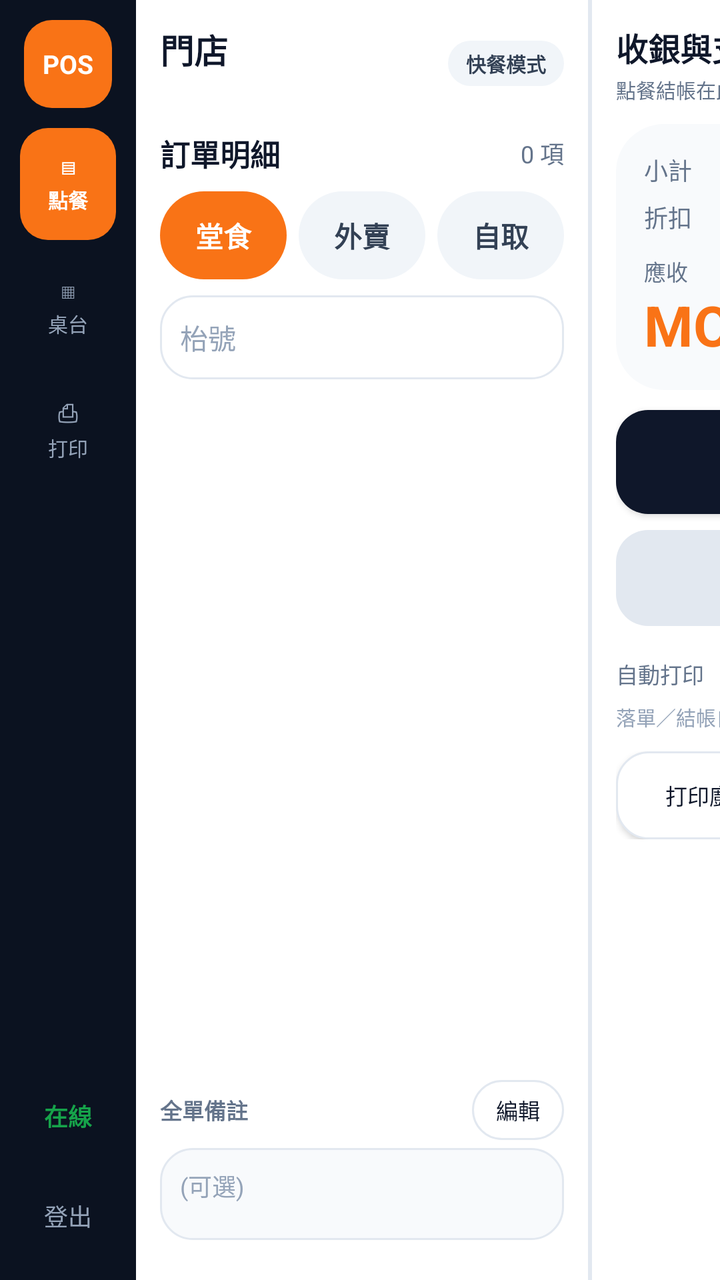
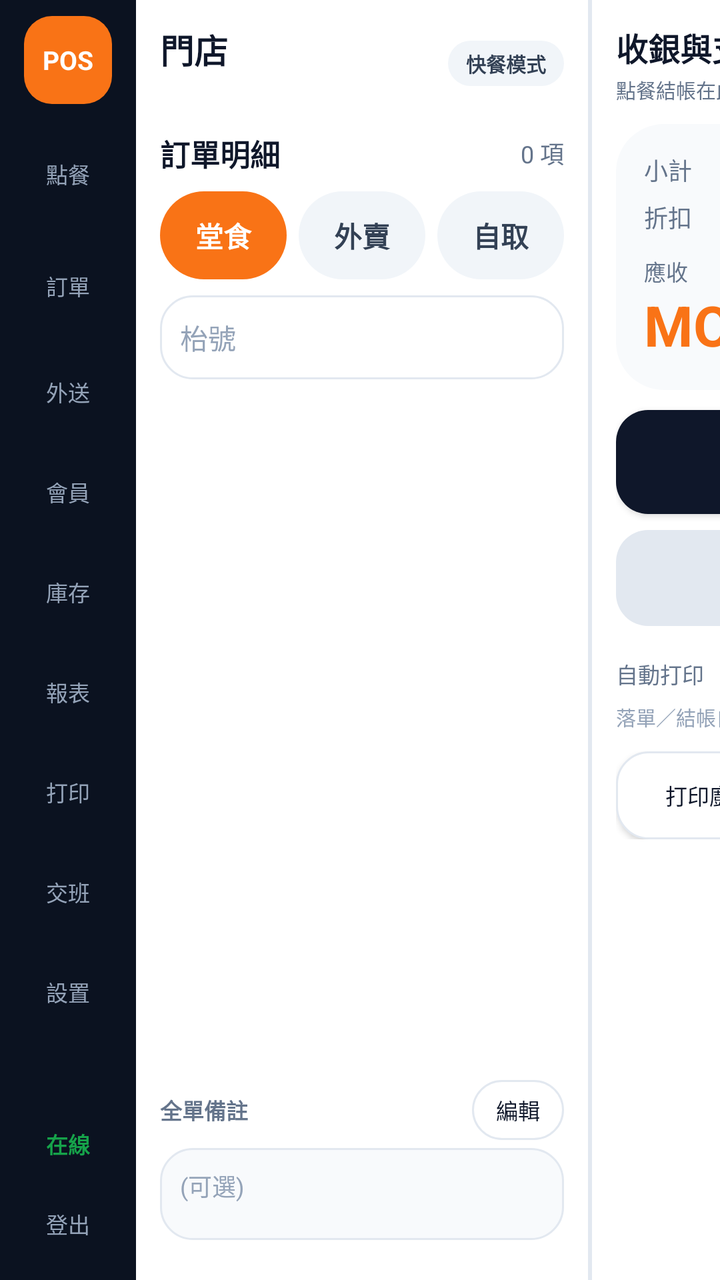

Before-and-after screenshots of an Android layout around one commit, followed by the original layout XML and the change that was made.
<!-- AndroidManifest.xml: application theme Theme.MacauposNative -->
<!-- res/layout/activity_order.xml -->
<?xml version="1.0" encoding="utf-8"?>
    <LinearLayout xmlns:android="http://schemas.android.com/apk/res/android"
    android:layout_width="match_parent"
    android:layout_height="match_parent"
    android:orientation="horizontal"
    android:fitsSystemWindows="true"
    android:background="@color/bg_screen">

    
    <LinearLayout
        android:layout_width="68dp"
        android:layout_height="match_parent"
        android:background="@color/rail_bg"
        android:gravity="center_horizontal"
        android:orientation="vertical"
        android:paddingTop="10dp">

        <TextView
            android:layout_width="44dp"
            android:layout_height="44dp"
            android:background="@drawable/bg_rail_active"
            android:gravity="center"
            android:text="POS"
            android:textColor="@color/card"
            android:textSize="13sp"
            android:textStyle="bold" />

        <TextView
            android:id="@+id/railOrder"
            android:layout_width="48dp"
            android:layout_height="56dp"
            android:layout_marginTop="10dp"
            android:background="@drawable/bg_rail_active"
            android:gravity="center"
            android:lineSpacingExtra="2dp"
            android:text="▤\n點餐"
            android:textColor="@color/rail_text_active"
            android:textSize="10sp"
            android:textStyle="bold" />

        <TextView
            android:id="@+id/railTables"
            android:layout_width="48dp"
            android:layout_height="56dp"
            android:layout_marginTop="6dp"
            android:gravity="center"
            android:lineSpacingExtra="2dp"
            android:text="▦\n桌台"
            android:textColor="@color/rail_text"
            android:textSize="10sp" />

        <TextView
            android:id="@+id/railPrint"
            android:layout_width="48dp"
            android:layout_height="56dp"
            android:layout_marginTop="6dp"
            android:gravity="center"
            android:lineSpacingExtra="2dp"
            android:text="⎙\n打印"
            android:textColor="@color/rail_text"
            android:textSize="10sp" />

        <Space
            android:layout_width="match_parent"
            android:layout_height="0dp"
            android:layout_weight="1" />

        <TextView
            android:id="@+id/railOnline"
            android:layout_width="48dp"
            android:layout_height="44dp"
            android:gravity="center"
            android:text="在線"
            android:textColor="@color/ok_green"
            android:textSize="12sp"
            android:textStyle="bold" />

        <TextView
            android:id="@+id/railLogout"
            android:layout_width="48dp"
            android:layout_height="48dp"
            android:layout_marginTop="4dp"
            android:layout_marginBottom="8dp"
            android:gravity="center"
            android:text="登出"
            android:textColor="@color/rail_text"
            android:textSize="12sp" />
    </LinearLayout>

    
    <LinearLayout
        android:layout_width="226dp"
        android:layout_height="match_parent"
        android:orientation="vertical"
        android:background="@color/card"
        android:paddingHorizontal="12dp"
        android:paddingBottom="10dp">

        <LinearLayout
            android:layout_width="match_parent"
            android:layout_height="wrap_content"
            android:layout_marginTop="12dp"
            android:gravity="center_vertical"
            android:orientation="horizontal">

            <LinearLayout
                android:layout_width="0dp"
                android:layout_height="wrap_content"
                android:layout_weight="1"
                android:orientation="vertical">

                <TextView
                    android:id="@+id/txtStoreName"
                    android:layout_width="wrap_content"
                    android:layout_height="wrap_content"
                    android:ellipsize="end"
                    android:maxLines="1"
                    android:text="門店"
                    android:textColor="@color/slate_900"
                    android:textSize="17sp"
                    android:textStyle="bold" />

                <TextView
                    android:id="@+id/txtStoreNo"
                    android:layout_width="wrap_content"
                    android:layout_height="wrap_content"
                    android:textColor="@color/text_faint"
                    android:textSize="11sp" />
            </LinearLayout>

            <TextView
                android:layout_width="wrap_content"
                android:layout_height="wrap_content"
                android:background="@drawable/bg_pill_mode"
                android:paddingHorizontal="9dp"
                android:paddingVertical="4dp"
                android:text="快餐模式"
                android:textColor="@color/slate_700"
                android:textSize="10sp"
                android:textStyle="bold" />
        </LinearLayout>

        <LinearLayout
            android:layout_width="match_parent"
            android:layout_height="wrap_content"
            android:layout_marginTop="14dp"
            android:gravity="center_vertical"
            android:orientation="horizontal">

            <TextView
                android:layout_width="0dp"
                android:layout_height="wrap_content"
                android:layout_weight="1"
                android:text="訂單明細"
                android:textColor="@color/slate_900"
                android:textSize="15sp"
                android:textStyle="bold" />

            <TextView
                android:id="@+id/txtOrderCount"
                android:layout_width="wrap_content"
                android:layout_height="wrap_content"
                android:text="0 項"
                android:textColor="@color/text_secondary"
                android:textSize="12sp" />
        </LinearLayout>

        
        <LinearLayout
            android:layout_width="match_parent"
            android:layout_height="wrap_content"
            android:layout_marginTop="8dp"
            android:orientation="horizontal">

            <TextView
                android:id="@+id/btnDineIn"
                android:layout_width="0dp"
                android:layout_height="44dp"
                android:layout_weight="1"
                android:background="@drawable/bg_chip_selected"
                android:gravity="center"
                android:text="堂食"
                android:textColor="@color/card"
                android:textSize="14sp"
                android:textStyle="bold" />

            <TextView
                android:id="@+id/btnTakeaway"
                android:layout_width="0dp"
                android:layout_height="44dp"
                android:layout_marginStart="6dp"
                android:layout_weight="1"
                android:background="@drawable/bg_chip_normal"
                android:gravity="center"
                android:text="外賣"
                android:textColor="@color/slate_700"
                android:textSize="14sp"
                android:textStyle="bold" />

            <TextView
                android:id="@+id/btnPickup"
                android:layout_width="0dp"
                android:layout_height="44dp"
                android:layout_marginStart="6dp"
                android:layout_weight="1"
                android:background="@drawable/bg_chip_normal"
                android:gravity="center"
                android:text="自取"
                android:textColor="@color/slate_700"
                android:textSize="14sp"
                android:textStyle="bold" />
        </LinearLayout>

        <EditText
            android:id="@+id/inputTable"
            android:layout_width="match_parent"
            android:layout_height="42dp"
            android:layout_marginTop="8dp"
            android:background="@drawable/bg_btn_outline"
            android:hint="枱號"
            android:inputType="text"
            android:paddingHorizontal="10dp"
            android:textColor="@color/text_primary"
            android:textColorHint="@color/text_faint"
            android:textSize="14sp" />

        
        <FrameLayout
            android:layout_width="match_parent"
            android:layout_height="0dp"
            android:layout_weight="1"
            android:layout_marginTop="8dp">

            <androidx.recyclerview.widget.RecyclerView
                android:id="@+id/cartList"
                android:layout_width="match_parent"
                android:layout_height="match_parent"
                android:clipToPadding="false" />

            <TextView
                android:id="@+id/txtEmpty"
                android:layout_width="match_parent"
                android:layout_height="120dp"
                android:background="@drawable/bg_empty_state"
                android:gravity="center"
                android:padding="10dp"
                android:text="請從右側商品區加入菜品"
                android:textColor="@color/text_secondary"
                android:textSize="12sp"
                android:visibility="gone" />
        </FrameLayout>

        
        <LinearLayout
            android:layout_width="match_parent"
            android:layout_height="wrap_content"
            android:layout_marginTop="4dp"
            android:gravity="center_vertical"
            android:orientation="horizontal">

            <TextView
                android:layout_width="0dp"
                android:layout_height="wrap_content"
                android:layout_weight="1"
                android:text="全單備註"
                android:textColor="@color/text_secondary"
                android:textSize="11sp"
                android:textStyle="bold" />

            <TextView
                android:id="@+id/btnEditNote"
                android:layout_width="wrap_content"
                android:layout_height="30dp"
                android:background="@drawable/bg_btn_outline"
                android:gravity="center"
                android:paddingHorizontal="12dp"
                android:text="編輯"
                android:textColor="@color/text_primary"
                android:textSize="11sp" />
        </LinearLayout>

        <TextView
            android:id="@+id/txtOrderNote"
            android:layout_width="match_parent"
            android:layout_height="wrap_content"
            android:layout_marginTop="4dp"
            android:layout_marginBottom="10dp"
            android:background="@drawable/bg_cart_row"
            android:minHeight="46dp"
            android:padding="10dp"
            android:text="(可選)"
            android:textColor="@color/text_faint"
            android:textSize="12sp" />
    </LinearLayout>

    <View
        android:layout_width="1dp"
        android:layout_height="match_parent"
        android:background="@color/card_border" />

    
    <LinearLayout
        android:layout_width="0dp"
        android:layout_height="match_parent"
        android:layout_weight="1"
        android:orientation="vertical"
        android:background="@color/bg_screen">

        <LinearLayout
            android:layout_width="match_parent"
            android:layout_height="wrap_content"
            android:orientation="vertical"
            android:background="@color/card"
            android:paddingHorizontal="10dp"
            android:paddingVertical="8dp">

            <LinearLayout
                android:layout_width="match_parent"
                android:layout_height="wrap_content"
                android:gravity="center_vertical"
                android:orientation="horizontal">

                <HorizontalScrollView
                    android:layout_width="0dp"
                    android:layout_height="wrap_content"
                    android:layout_weight="1"
                    android:scrollbars="none">

                    <LinearLayout
                        android:id="@+id/chipsCategory"
                        android:layout_width="wrap_content"
                        android:layout_height="wrap_content"
                        android:orientation="horizontal" />
                </HorizontalScrollView>

                <EditText
                    android:id="@+id/txtSearch"
                    android:layout_width="118dp"
                    android:layout_height="38dp"
                    android:layout_marginStart="8dp"
                    android:background="@drawable/bg_btn_outline"
                    android:hint="搜尋商品"
                    android:inputType="text"
                    android:paddingHorizontal="10dp"
                    android:singleLine="true"
                    android:textColor="@color/text_primary"
                    android:textColorHint="@color/text_faint"
                    android:textSize="12sp" />
            </LinearLayout>
        </LinearLayout>

        <androidx.recyclerview.widget.RecyclerView
            android:id="@+id/recyclerMenu"
            android:layout_width="match_parent"
            android:layout_height="0dp"
            android:layout_weight="1"
            android:clipToPadding="false"
            android:padding="6dp" />
    </LinearLayout>

    <View
        android:layout_width="1dp"
        android:layout_height="match_parent"
        android:background="@color/card_border" />

    
    <LinearLayout
        android:layout_width="240dp"
        android:layout_height="match_parent"
        android:orientation="vertical"
        android:background="@color/card"
        android:padding="12dp">

        <TextView
            android:layout_width="wrap_content"
            android:layout_height="wrap_content"
            android:text="收銀與支付"
            android:textColor="@color/slate_900"
            android:textSize="16sp"
            android:textStyle="bold" />

        <TextView
            android:id="@+id/txtPayHint"
            android:layout_width="match_parent"
            android:layout_height="wrap_content"
            android:layout_marginTop="2dp"
            android:text="點餐結帳在此；線上／線下訂單見螢幕下方"
            android:textColor="@color/text_secondary"
            android:textSize="10sp" />

        <LinearLayout
            android:layout_width="match_parent"
            android:layout_height="wrap_content"
            android:layout_marginTop="10dp"
            android:background="@drawable/bg_summary"
            android:orientation="vertical"
            android:padding="14dp">

            <LinearLayout
                android:layout_width="match_parent"
                android:layout_height="wrap_content"
                android:orientation="horizontal">

                <TextView
                    android:layout_width="0dp"
                    android:layout_height="wrap_content"
                    android:layout_weight="1"
                    android:text="小計"
                    android:textColor="@color/text_secondary"
                    android:textSize="12sp" />

                <TextView
                    android:id="@+id/txtSubtotal"
                    android:layout_width="wrap_content"
                    android:layout_height="wrap_content"
                    android:text="MOP 0.00"
                    android:textColor="@color/slate_900"
                    android:textSize="13sp"
                    android:textStyle="bold" />
            </LinearLayout>

            <LinearLayout
                android:layout_width="match_parent"
                android:layout_height="wrap_content"
                android:layout_marginTop="6dp"
                android:orientation="horizontal">

                <TextView
                    android:layout_width="0dp"
                    android:layout_height="wrap_content"
                    android:layout_weight="1"
                    android:text="折扣"
                    android:textColor="@color/text_secondary"
                    android:textSize="12sp" />

                <TextView
                    android:id="@+id/txtDiscount"
                    android:layout_width="wrap_content"
                    android:layout_height="wrap_content"
                    android:text="-MOP 0.00"
                    android:textColor="@color/slate_900"
                    android:textSize="13sp"
                    android:textStyle="bold" />
            </LinearLayout>

            <TextView
                android:layout_width="wrap_content"
                android:layout_height="wrap_content"
                android:layout_marginTop="10dp"
                android:text="應收"
                android:textColor="@color/text_secondary"
                android:textSize="11sp" />

            <TextView
                android:id="@+id/txtCartTotal"
                android:layout_width="wrap_content"
                android:layout_height="wrap_content"
                android:text="MOP 0.00"
                android:textColor="@color/accent"
                android:textSize="28sp"
                android:textStyle="bold" />
        </LinearLayout>

        <Button
            android:id="@+id/btnSettle"
            android:layout_width="match_parent"
            android:layout_height="52dp"
            android:layout_marginTop="10dp"
            android:background="@drawable/bg_btn_dark"
            android:text="去結帳"
            android:textColor="@color/card"
            android:textSize="16sp"
            android:textStyle="bold" />

            <Button
                android:id="@+id/btnSend"
                android:layout_width="match_parent"
                android:layout_height="48dp"
                android:layout_marginTop="8dp"
                android:background="@drawable/bg_btn_accent"
                android:enabled="false"
                android:text="下單"
                android:textColor="@color/btn_text_on_accent"
                android:textSize="15sp"
                android:textStyle="bold" />

        
        <LinearLayout
            android:layout_width="match_parent"
            android:layout_height="wrap_content"
            android:layout_marginTop="12dp"
            android:gravity="center_vertical"
            android:orientation="horizontal">

            <TextView
                android:layout_width="0dp"
                android:layout_height="wrap_content"
                android:layout_weight="1"
                android:text="自動打印"
                android:textColor="@color/text_secondary"
                android:textSize="11sp" />

            <TextView
                android:id="@+id/txtAutoPrint"
                android:layout_width="36dp"
                android:layout_height="24dp"
                android:background="@drawable/bg_pill_on_solid"
                android:gravity="center"
                android:text="開"
                android:textColor="@color/card"
                android:textSize="11sp"
                android:textStyle="bold" />
        </LinearLayout>

        <TextView
            android:id="@+id/txtAutoPrintHint"
            android:layout_width="match_parent"
            android:layout_height="wrap_content"
            android:layout_marginTop="2dp"
            android:text="落單／結帳自動出單"
            android:textColor="@color/text_faint"
            android:textSize="10sp" />

        <LinearLayout
            android:layout_width="match_parent"
            android:layout_height="wrap_content"
            android:layout_marginTop="10dp"
            android:orientation="horizontal">

            <Button
                android:id="@+id/btnPrintKitchen"
                android:layout_width="0dp"
                android:layout_height="44dp"
                android:layout_weight="1"
                android:background="@drawable/bg_btn_outline"
                android:text="打印廚房單"
                android:textAllCaps="false"
                android:textColor="@color/slate_900"
                android:textSize="11sp" />

            <Button
                android:id="@+id/btnPrintReceipt"
                android:layout_width="0dp"
                android:layout_height="44dp"
                android:layout_marginStart="8dp"
                android:layout_weight="1"
                android:background="@drawable/bg_btn_outline"
                android:text="打印收據"
                android:textAllCaps="false"
                android:textColor="@color/slate_900"
                android:textSize="11sp" />
        </LinearLayout>
    </LinearLayout>
</LinearLayout>
<!-- resources referenced by this layout -->
<resources>
  <color name="accent">#F97316</color>
  <color name="bg_screen">#F1F5F9</color>
  <color name="card">#FFFFFF</color>
  <color name="card_border">#E2E8F0</color>
  <color name="ok_green">#16A34A</color>
  <color name="rail_bg">#0B1220</color>
  <color name="rail_text">#94A3B8</color>
  <color name="rail_text_active">#FFFFFF</color>
  <color name="slate_700">#334155</color>
  <color name="slate_900">#0F172A</color>
  <color name="text_faint">#94A3B8</color>
  <color name="text_primary">#0F172A</color>
  <color name="text_secondary">#64748B</color>
  <!-- drawable bg_chip_normal (drawable) -->
  <?xml version="1.0" encoding="utf-8"?>
  <selector xmlns:android="http://schemas.android.com/apk/res/android">
      <item android:state_pressed="true">
          <shape android:shape="rectangle">
              <solid android:color="#E2E8F0" />
              <corners android:radius="999dp" />
          </shape>
      </item>
      <item>
          <shape android:shape="rectangle">
              <solid android:color="#F1F5F9" />
              <corners android:radius="999dp" />
          </shape>
      </item>
  </selector>
  <!-- drawable bg_chip_selected (drawable) -->
  <?xml version="1.0" encoding="utf-8"?>
  <shape xmlns:android="http://schemas.android.com/apk/res/android" android:shape="rectangle">
      <solid android:color="@color/accent" />
      <corners android:radius="999dp" />
  </shape>
  <!-- drawable bg_empty_state (drawable) -->
  <?xml version="1.0" encoding="utf-8"?>
  <shape xmlns:android="http://schemas.android.com/apk/res/android" android:shape="rectangle">
      <solid android:color="#FAFBFC" />
      <corners android:radius="16dp" />
      <stroke
          android:width="1dp"
          android:color="#CBD5E1"
          android:dashWidth="5dp"
          android:dashGap="4dp" />
  </shape>
  <!-- drawable bg_pill_mode (drawable) -->
  <?xml version="1.0" encoding="utf-8"?>
  <shape xmlns:android="http://schemas.android.com/apk/res/android" android:shape="rectangle">
      <solid android:color="#F1F5F9" />
      <corners android:radius="999dp" />
  </shape>
  <!-- drawable bg_pill_on_solid (drawable) -->
  <?xml version="1.0" encoding="utf-8"?>
  <shape xmlns:android="http://schemas.android.com/apk/res/android" android:shape="rectangle">
      <solid android:color="@color/white_25" />
      <corners android:radius="999dp" />
  </shape>
  <!-- drawable bg_rail_active (drawable) -->
  <?xml version="1.0" encoding="utf-8"?>
  <shape xmlns:android="http://schemas.android.com/apk/res/android" android:shape="rectangle">
      <solid android:color="@color/accent" />
      <corners android:radius="14dp" />
  </shape>
  <!-- drawable bg_summary (drawable) -->
  <?xml version="1.0" encoding="utf-8"?>
  <shape xmlns:android="http://schemas.android.com/apk/res/android" android:shape="rectangle">
      <solid android:color="@color/slate_50" />
      <corners android:radius="24dp" />
  </shape>
  <style name="Theme.MacauposNative" parent="android:Theme.Material.Light.NoActionBar">
          <item name="android:statusBarColor">#F1F5F9</item>
          <item name="android:navigationBarColor">#FFFFFF</item>
          <item name="android:windowBackground">#F1F5F9</item>
          <item name="android:colorAccent">#F97316</item>
          <item name="android:windowLightStatusBar">true</item>
      </style>
  <color name="accent_deep">#EA580C</color>
  <color name="chip_bg">#F8FAFC</color>
  <color name="orange_50">#FFF7ED</color>
  <color name="accent_border">#FDBA74</color>
  <color name="slate_50">#F8FAFC</color>
  <color name="white_25">#40FFFFFF</color>
  <!-- unchanged entries left out for length: 4 -->
</resources>

<!-- the commit's change to res/layout/activity_order.xml (unified diff, before → after) -->
@@ -7,85 +7,7 @@
     android:background="@color/bg_screen">
 
     
-    <LinearLayout
-        android:layout_width="68dp"
-        android:layout_height="match_parent"
-        android:background="@color/rail_bg"
-        android:gravity="center_horizontal"
-        android:orientation="vertical"
-        android:paddingTop="10dp">
-
-        <TextView
-            android:layout_width="44dp"
-            android:layout_height="44dp"
-            android:background="@drawable/bg_rail_active"
-            android:gravity="center"
-            android:text="POS"
-            android:textColor="@color/card"
-            android:textSize="13sp"
-            android:textStyle="bold" />
-
-        <TextView
-            android:id="@+id/railOrder"
-            android:layout_width="48dp"
-            android:layout_height="56dp"
-            android:layout_marginTop="10dp"
-            android:background="@drawable/bg_rail_active"
-            android:gravity="center"
-            android:lineSpacingExtra="2dp"
-            android:text="▤\n點餐"
-            android:textColor="@color/rail_text_active"
-            android:textSize="10sp"
-            android:textStyle="bold" />
-
-        <TextView
-            android:id="@+id/railTables"
-            android:layout_width="48dp"
-            android:layout_height="56dp"
-            android:layout_marginTop="6dp"
-            android:gravity="center"
-            android:lineSpacingExtra="2dp"
-            android:text="▦\n桌台"
-            android:textColor="@color/rail_text"
-            android:textSize="10sp" />
-
-        <TextView
-            android:id="@+id/railPrint"
-            android:layout_width="48dp"
-            android:layout_height="56dp"
-            android:layout_marginTop="6dp"
-            android:gravity="center"
-            android:lineSpacingExtra="2dp"
-            android:text="⎙\n打印"
-            android:textColor="@color/rail_text"
-            android:textSize="10sp" />
-
-        <Space
-            android:layout_width="match_parent"
-            android:layout_height="0dp"
-            android:layout_weight="1" />
-
-        <TextView
-            android:id="@+id/railOnline"
-            android:layout_width="48dp"
-            android:layout_height="44dp"
-            android:gravity="center"
-            android:text="在線"
-            android:textColor="@color/ok_green"
-            android:textSize="12sp"
-            android:textStyle="bold" />
-
-        <TextView
-            android:id="@+id/railLogout"
-            android:layout_width="48dp"
-            android:layout_height="48dp"
-            android:layout_marginTop="4dp"
-            android:layout_marginBottom="8dp"
-            android:gravity="center"
-            android:text="登出"
-            android:textColor="@color/rail_text"
-            android:textSize="12sp" />
-    </LinearLayout>
+    <include layout="@layout/view_rail" />
 
     
     <LinearLayout
@@ -552,3 +474,139 @@
         </LinearLayout>
     </LinearLayout>
 </LinearLayout>
+<!-- res/layout/view_rail.xml (included above) -->
+<?xml version="1.0" encoding="utf-8"?>
+<LinearLayout xmlns:android="http://schemas.android.com/apk/res/android"
+    android:layout_width="68dp"
+    android:layout_height="match_parent"
+    android:background="@color/rail_bg"
+    android:gravity="center_horizontal"
+    android:orientation="vertical"
+    android:paddingTop="8dp">
+
+    <TextView
+        android:layout_width="44dp"
+        android:layout_height="44dp"
+        android:background="@drawable/bg_rail_active"
+        android:gravity="center"
+        android:text="POS"
+        android:textColor="@color/card"
+        android:textSize="13sp"
+        android:textStyle="bold" />
+
+    <TextView
+        android:id="@+id/railOrder"
+        android:layout_width="52dp"
+        android:layout_height="54dp"
+        android:layout_marginTop="8dp"
+        android:gravity="center"
+        android:lineSpacingExtra="2dp"
+        android:text="點餐"
+        android:textColor="@color/rail_text"
+        android:textSize="11sp" />
+
+    <TextView
+        android:id="@+id/railOrders"
+        android:layout_width="52dp"
+        android:layout_height="54dp"
+        android:layout_marginTop="2dp"
+        android:gravity="center"
+        android:text="訂單"
+        android:textColor="@color/rail_text"
+        android:textSize="11sp" />
+
+    <TextView
+        android:id="@+id/railDelivery"
+        android:layout_width="52dp"
+        android:layout_height="48dp"
+        android:layout_marginTop="2dp"
+        android:gravity="center"
+        android:text="外送"
+        android:textColor="@color/rail_text"
+        android:textSize="11sp" />
+
+    <TextView
+        android:id="@+id/railMember"
+        android:layout_width="52dp"
+        android:layout_height="48dp"
+        android:layout_marginTop="2dp"
+        android:gravity="center"
+        android:text="會員"
+        android:textColor="@color/rail_text"
+        android:textSize="11sp" />
+
+    <TextView
+        android:id="@+id/railInventory"
+        android:layout_width="52dp"
+        android:layout_height="48dp"
+        android:layout_marginTop="2dp"
+        android:gravity="center"
+        android:text="庫存"
+        android:textColor="@color/rail_text"
+        android:textSize="11sp" />
+
+    <TextView
+        android:id="@+id/railReport"
+        android:layout_width="52dp"
+        android:layout_height="48dp"
+        android:layout_marginTop="2dp"
+        android:gravity="center"
+        android:text="報表"
+        android:textColor="@color/rail_text"
+        android:textSize="11sp" />
+
+    <TextView
+        android:id="@+id/railPrint"
+        android:layout_width="52dp"
+        android:layout_height="48dp"
+        android:layout_marginTop="2dp"
+        android:gravity="center"
+        android:text="打印"
+        android:textColor="@color/rail_text"
+        android:textSize="11sp" />
+
+    <TextView
+        android:id="@+id/railShift"
+        android:layout_width="52dp"
+        android:layout_height="48dp"
+        android:layout_marginTop="2dp"
+        android:gravity="center"
+        android:text="交班"
+        android:textColor="@color/rail_text"
+        android:textSize="11sp" />
+
+    <TextView
+        android:id="@+id/railSettings"
+        android:layout_width="52dp"
+        android:layout_height="48dp"
+        android:layout_marginTop="2dp"
+        android:gravity="center"
+        android:text="設置"
+        android:textColor="@color/rail_text"
+        android:textSize="11sp" />
+
+    <Space
+        android:layout_width="match_parent"
+        android:layout_height="0dp"
+        android:layout_weight="1" />
+
+    <TextView
+        android:id="@+id/railOnline"
+        android:layout_width="52dp"
+        android:layout_height="36dp"
+        android:gravity="center"
+        android:text="在線"
+        android:textColor="@color/ok_green"
+        android:textSize="11sp"
+        android:textStyle="bold" />
+
+    <TextView
+        android:id="@+id/railLogout"
+        android:layout_width="52dp"
+        android:layout_height="44dp"
+        android:layout_marginBottom="6dp"
+        android:gravity="center"
+        android:text="登出"
+        android:textColor="@color/rail_text"
+        android:textSize="11sp" />
+</LinearLayout>
<!-- resource entries referenced after the edit -->
@@ -7,7 +7,6 @@
   <color name="ok_green">#16A34A</color>
   <color name="rail_bg">#0B1220</color>
   <color name="rail_text">#94A3B8</color>
-  <color name="rail_text_active">#FFFFFF</color>
   <color name="slate_700">#334155</color>
   <color name="slate_900">#0F172A</color>
   <color name="text_faint">#94A3B8</color>
